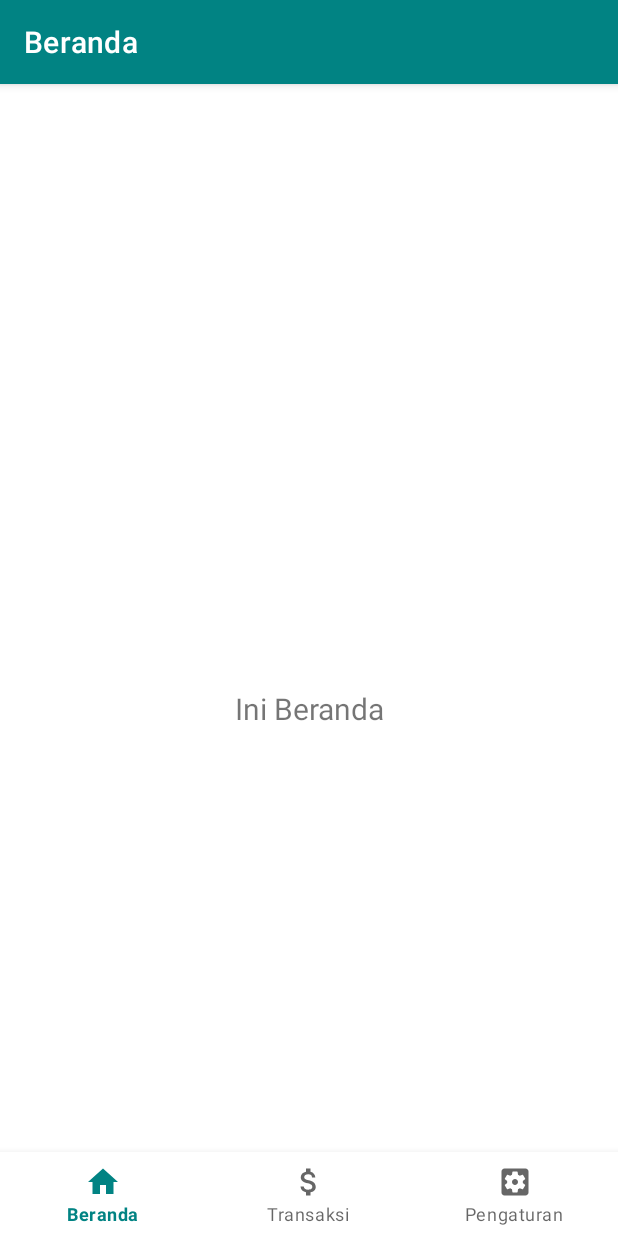
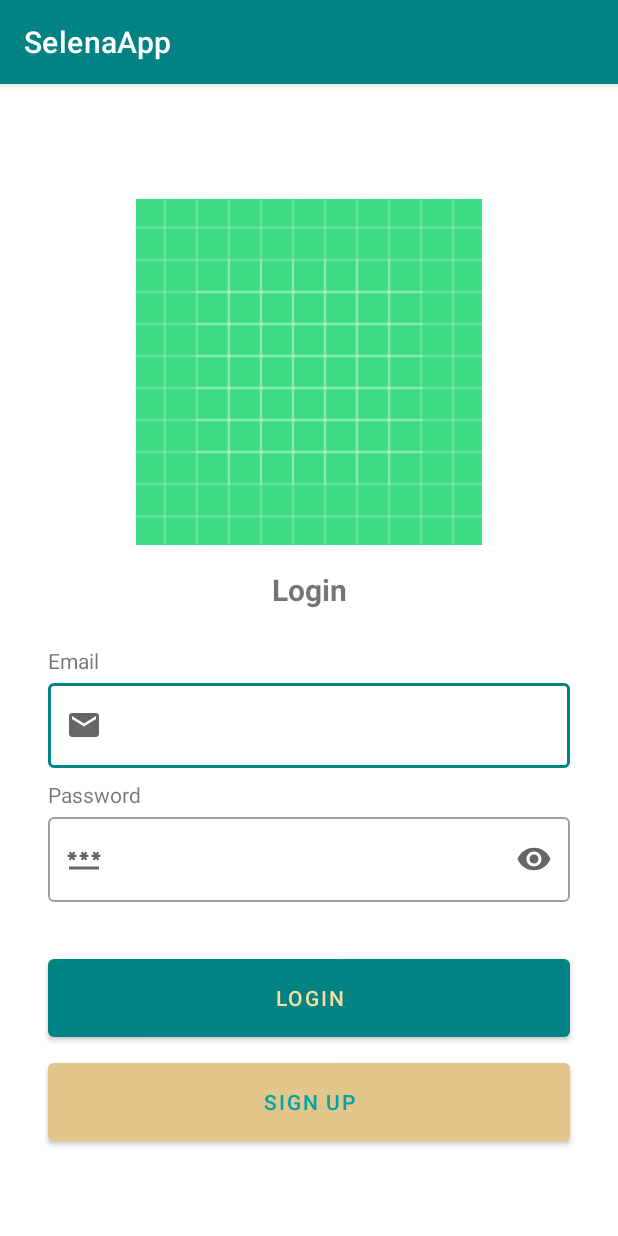
Before and after one commit to dorizx/SelenaApp, an Android app: the screen it shows after launch (MainActivity before the commit, LoginActivity after it), on a phone screen of 412 x 824 dp. Run offline under Robolectric (Android 15) with nearby library versions, the phone set to English and light mode, and no system bars.

Commit message:
prepare templates for signup and login

```diff
--- a/app/src/main/java/com/example/selenaapp/MainActivity.kt
+++ b/app/src/main/java/com/example/selenaapp/MainActivity.kt
@@ -1,5 +1,6 @@
 package com.example.selenaapp
 
+import android.content.Intent
 import android.os.Bundle
 import com.google.android.material.bottomnavigation.BottomNavigationView
 import androidx.appcompat.app.AppCompatActivity
@@ -8,6 +9,7 @@ import androidx.navigation.ui.AppBarConfiguration
 import androidx.navigation.ui.setupActionBarWithNavController
 import androidx.navigation.ui.setupWithNavController
 import com.example.selenaapp.databinding.ActivityMainBinding
+import com.example.selenaapp.ui.login.LoginActivity
 
 class MainActivity : AppCompatActivity() {
 
@@ -18,6 +20,7 @@ class MainActivity : AppCompatActivity() {
 
         binding = ActivityMainBinding.inflate(layoutInflater)
         setContentView(binding.root)
+
 
         val navView: BottomNavigationView = binding.navView
 
@@ -31,5 +34,8 @@ class MainActivity : AppCompatActivity() {
         )
         setupActionBarWithNavController(navController, appBarConfiguration)
         navView.setupWithNavController(navController)
+
     }
+
+
 }
--- a/app/src/main/java/com/example/selenaapp/ui/login/LoginActivity.kt
+++ b/app/src/main/java/com/example/selenaapp/ui/login/LoginActivity.kt
@@ -1,15 +1,31 @@
 package com.example.selenaapp.ui.login
 
+import android.content.Intent
 import android.os.Bundle
 import androidx.activity.enableEdgeToEdge
 import androidx.appcompat.app.AppCompatActivity
 import androidx.core.view.ViewCompat
 import androidx.core.view.WindowInsetsCompat
+import com.example.selenaapp.MainActivity
 import com.example.selenaapp.R
+import com.example.selenaapp.databinding.ActivityLoginBinding
+import com.example.selenaapp.ui.signup.SignupActivity
 
 class LoginActivity : AppCompatActivity() {
+    private lateinit var binding: ActivityLoginBinding
+
     override fun onCreate(savedInstanceState: Bundle?) {
         super.onCreate(savedInstanceState)
-        setContentView(R.layout.activity_login)
+        binding = ActivityLoginBinding.inflate(layoutInflater)
+        setContentView(binding.root)
+
+        binding.loginButton.setOnClickListener {
+            startActivity(Intent(this, MainActivity::class.java))
+        }
+
+        binding.signupButton.setOnClickListener {
+            startActivity(Intent(this, SignupActivity::class.java))
+        }
+
     }
 }
--- a/app/src/main/java/com/example/selenaapp/ui/transaction/FormAddTransactionActivity.kt
+++ b/app/src/main/java/com/example/selenaapp/ui/transaction/FormAddTransactionActivity.kt
@@ -14,7 +14,7 @@ class FormAddTransactionActivity : AppCompatActivity() {
         binding = ActivityFormAddTransactionBinding.inflate(layoutInflater)
         setContentView(binding.root)
 
-        val transactionTypes = arrayOf("Pendapatan", "Penjualan")
+        val transactionTypes = arrayOf("Pendapatan", "Pengeluaran")
         val adapter = ArrayAdapter(this, android.R.layout.simple_spinner_item, transactionTypes)
         adapter.setDropDownViewResource(android.R.layout.simple_spinner_dropdown_item)
         binding.typeDropdown.adapter = adapter
--- a/app/src/main/res/layout/activity_form_add_transaction.xml
+++ b/app/src/main/res/layout/activity_form_add_transaction.xml
@@ -71,7 +71,7 @@
         android:layout_height="wrap_content"
         android:layout_marginStart="32dp"
         android:layout_marginEnd="32dp"
-        android:padding="8dp"
+        android:padding="15dp"
         app:layout_constraintEnd_toEndOf="parent"
         app:layout_constraintStart_toStartOf="parent"
         app:layout_constraintTop_toBottomOf="@+id/tv_type" />
--- a/app/src/main/res/layout/activity_login.xml
+++ b/app/src/main/res/layout/activity_login.xml
@@ -27,7 +27,6 @@
         android:layout_marginEnd="32dp"
         android:textAlignment="center"
         android:text="@string/title_login_page"
-        android:textColor="@color/black"
         android:textSize="20sp"
         android:textStyle="bold"
         app:layout_constraintEnd_toEndOf="parent"
@@ -44,7 +43,6 @@
         android:layout_marginStart="32dp"
         android:layout_marginTop="24dp"
         android:text="@string/email"
-        android:textColor="@color/black"
         app:layout_constraintStart_toStartOf="parent"
         app:layout_constraintTop_toBottomOf="@+id/titleTextView"
         tools:alpha="100" />
@@ -78,7 +76,6 @@
         android:layout_marginStart="32dp"
         android:layout_marginTop="8dp"
         android:text="@string/password"
-        android:textColor="@color/black"
         app:layout_constraintStart_toStartOf="parent"
         app:layout_constraintTop_toBottomOf="@+id/emailEditTextLayout"
         tools:alpha="100" />
@@ -119,6 +116,21 @@
         app:layout_constraintTop_toBottomOf="@+id/passwordEditTextLayout"
         tools:alpha="100" />
 
+    <Button
+        android:id="@+id/signupButton"
+        android:layout_width="0dp"
+        android:layout_height="64dp"
+        android:layout_marginStart="32dp"
+        android:layout_marginTop="5dp"
+        android:layout_marginEnd="32dp"
+        android:text="@string/title_signup_page"
+        android:textColor="@color/main_dark"
+        android:backgroundTint="@color/text_dark"
+        app:layout_constraintEnd_toEndOf="parent"
+        app:layout_constraintStart_toStartOf="parent"
+        app:layout_constraintTop_toBottomOf="@+id/loginButton"
+        tools:alpha="100" />
+
     <androidx.constraintlayout.widget.Guideline
         android:id="@+id/guidelineHorizontal"
         android:layout_width="wrap_content"
--- a/app/src/main/res/layout/activity_signup.xml
+++ b/app/src/main/res/layout/activity_signup.xml
@@ -26,7 +26,6 @@
         android:layout_marginTop="16dp"
         android:layout_marginEnd="32dp"
         android:text="@string/title_signup_page"
-        android:textColor="@color/black"
         android:textSize="20sp"
         android:textStyle="bold"
         app:layout_constraintEnd_toEndOf="parent"
@@ -42,7 +41,6 @@
         android:layout_marginStart="32dp"
         android:layout_marginTop="8dp"
         android:text="@string/name"
-        android:textColor="@color/black"
         app:layout_constraintStart_toStartOf="parent"
         app:layout_constraintTop_toBottomOf="@+id/titleTextView"
         tools:alpha="100" />
@@ -75,7 +73,6 @@
         android:layout_marginStart="32dp"
         android:layout_marginTop="16dp"
         android:text="@string/email"
-        android:textColor="@color/black"
         app:layout_constraintStart_toStartOf="parent"
         app:layout_constraintTop_toBottomOf="@+id/nameEditTextLayout"
         tools:alpha="100" />
@@ -108,7 +105,6 @@
         android:layout_marginStart="32dp"
         android:layout_marginTop="8dp"
         android:text="@string/password"
-        android:textColor="@color/black"
         app:layout_constraintStart_toStartOf="parent"
         app:layout_constraintTop_toBottomOf="@+id/emailEditTextLayout"
         tools:alpha="100" />
@@ -120,7 +116,6 @@
         android:layout_height="wrap_content"
         android:layout_marginStart="32dp"
         android:layout_marginEnd="32dp"
-        android:alpha="0"
         app:endIconMode="password_toggle"
         app:layout_constraintEnd_toEndOf="parent"
         app:layout_constraintStart_toStartOf="parent"
```
Also changed, not shown: app/src/main/AndroidManifest.xml (+8 -5 lines), app/src/main/java/com/example/selenaapp/ui/signup/SignupActivity.kt (+12 -1 lines).
